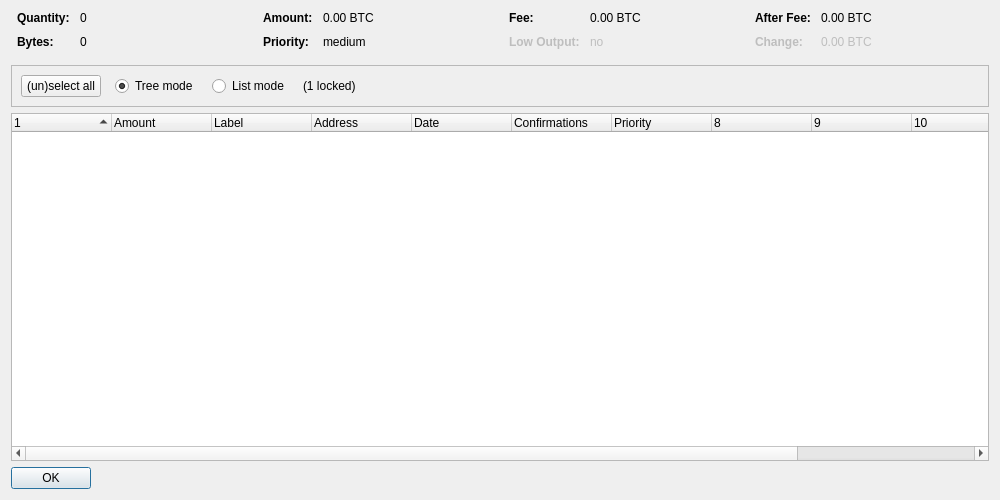
The window that src/qt/forms/coincontroldialog.ui (ZiftrCOIN/ziftrcoin) describes before a commit, drawn with Qt 5.
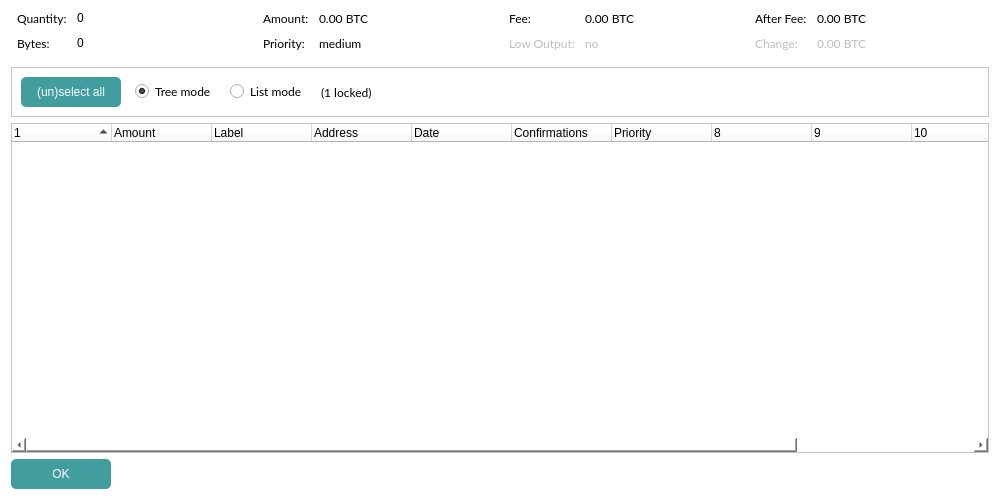
The same window after the commit. Custom widgets are drawn as their Qt base class.

```diff
--- a/src/qt/forms/coincontroldialog.ui
+++ b/src/qt/forms/coincontroldialog.ui
@@ -13,6 +13,9 @@
   <property name="windowTitle">
    <string>Coin Control Address Selection</string>
   </property>
+  <property name="styleSheet">
+   <string notr="true">background: #fff;</string>
+  </property>
   <layout class="QVBoxLayout" name="verticalLayout">
    <item>
     <layout class="QHBoxLayout" name="horizontalLayoutTop" stretch="0,0,0,0">
@@ -40,10 +43,12 @@
         <widget class="QLabel" name="labelCoinControlQuantityText">
          <property name="font">
           <font>
-           <weight>75</weight>
-           <bold>true</bold>
+           <family>Lato</family>
           </font>
          </property>
+         <property name="styleSheet">
+          <string notr="true"/>
+         </property>
          <property name="text">
           <string>Quantity:</string>
          </property>
@@ -57,6 +62,9 @@
          <property name="contextMenuPolicy">
           <enum>Qt::ActionsContextMenu</enum>
          </property>
+         <property name="styleSheet">
+          <string notr="true"/>
+         </property>
          <property name="text">
           <string notr="true">0</string>
          </property>
@@ -69,10 +77,12 @@
         <widget class="QLabel" name="labelCoinControlBytesText">
          <property name="font">
           <font>
-           <weight>75</weight>
-           <bold>true</bold>
+           <family>Lato</family>
           </font>
          </property>
+         <property name="styleSheet">
+          <string notr="true"/>
+         </property>
          <property name="text">
           <string>Bytes:</string>
          </property>
@@ -86,6 +96,9 @@
          <property name="contextMenuPolicy">
           <enum>Qt::ActionsContextMenu</enum>
          </property>
+         <property name="styleSheet">
+          <string notr="true"/>
+         </property>
          <property name="text">
           <string notr="true">0</string>
          </property>
@@ -114,10 +127,12 @@
         <widget class="QLabel" name="labelCoinControlAmountText">
          <property name="font">
           <font>
-           <weight>75</weight>
-           <bold>true</bold>
+           <family>Lato</family>
           </font>
          </property>
+         <property name="styleSheet">
+          <string notr="true"/>
+         </property>
          <property name="text">
           <string>Amount:</string>
          </property>
@@ -125,12 +140,20 @@
        </item>
        <item row="0" column="1">
         <widget class="QLabel" name="labelCoinControlAmount">
+         <property name="font">
+          <font>
+           <family>Lato</family>
+          </font>
+         </property>
          <property name="cursor">
           <cursorShape>IBeamCursor</cursorShape>
          </property>
          <property name="contextMenuPolicy">
           <enum>Qt::ActionsContextMenu</enum>
          </property>
+         <property name="styleSheet">
+          <string notr="true"/>
+         </property>
          <property name="text">
           <string notr="true">0.00 BTC</string>
          </property>
@@ -143,10 +166,12 @@
         <widget class="QLabel" name="labelCoinControlPriorityText">
          <property name="font">
           <font>
-           <weight>75</weight>
-           <bold>true</bold>
+           <family>Lato</family>
           </font>
          </property>
+         <property name="styleSheet">
+          <string notr="true"/>
+         </property>
          <property name="text">
           <string>Priority:</string>
          </property>
@@ -154,12 +179,20 @@
        </item>
        <item row="1" column="1">
         <widget class="QLabel" name="labelCoinControlPriority">
+         <property name="font">
+          <font>
+           <family>Lato</family>
+          </font>
+         </property>
          <property name="cursor">
           <cursorShape>IBeamCursor</cursorShape>
          </property>
          <property name="contextMenuPolicy">
           <enum>Qt::ActionsContextMenu</enum>
          </property>
+         <property name="styleSheet">
+          <string notr="true"/>
+         </property>
          <property name="text">
           <string notr="true">medium</string>
          </property>
@@ -188,10 +221,12 @@
         <widget class="QLabel" name="labelCoinControlFeeText">
          <property name="font">
           <font>
-           <weight>75</weight>
-           <bold>true</bold>
+           <family>Lato</family>
           </font>
          </property>
+         <property name="styleSheet">
+          <string notr="true"/>
+         </property>
          <property name="text">
           <string>Fee:</string>
          </property>
@@ -199,12 +234,20 @@
        </item>
        <item row="0" column="1">
         <widget class="QLabel" name="labelCoinControlFee">
+         <property name="font">
+          <font>
+           <family>Lato</family>
+          </font>
+         </property>
          <property name="cursor">
           <cursorShape>IBeamCursor</cursorShape>
          </property>
          <property name="contextMenuPolicy">
           <enum>Qt::ActionsContextMenu</enum>
          </property>
+         <property name="styleSheet">
+          <string notr="true"/>
+         </property>
          <property name="text">
           <string notr="true">0.00 BTC</string>
          </property>
@@ -220,10 +263,12 @@
          </property>
          <property name="font">
           <font>
-           <weight>75</weight>
-           <bold>true</bold>
+           <family>Lato</family>
           </font>
          </property>
+         <property name="styleSheet">
+          <string notr="true"/>
+         </property>
          <property name="text">
           <string>Low Output:</string>
          </property>
@@ -234,12 +279,20 @@
          <property name="enabled">
           <bool>false</bool>
          </property>
+         <property name="font">
+          <font>
+           <family>Lato</family>
+          </font>
+         </property>
          <property name="cursor">
           <cursorShape>IBeamCursor</cursorShape>
          </property>
          <property name="contextMenuPolicy">
           <enum>Qt::ActionsContextMenu</enum>
          </property>
+         <property name="styleSheet">
+          <string notr="true"/>
+         </property>
          <property name="text">
           <string notr="true">no</string>
          </property>
@@ -268,10 +321,12 @@
         <widget class="QLabel" name="labelCoinControlAfterFeeText">
          <property name="font">
           <font>
-           <weight>75</weight>
-           <bold>true</bold>
+           <family>Lato</family>
           </font>
          </property>
+         <property name="styleSheet">
+          <string notr="true"/>
+         </property>
          <property name="text">
           <string>After Fee:</string>
          </property>
@@ -279,12 +334,20 @@
        </item>
        <item row="0" column="1">
         <widget class="QLabel" name="labelCoinControlAfterFee">
+         <property name="font">
+          <font>
+           <family>Lato</family>
+          </font>
+         </property>
          <property name="cursor">
           <cursorShape>IBeamCursor</cursorShape>
          </property>
          <property name="contextMenuPolicy">
           <enum>Qt::ActionsContextMenu</enum>
          </property>
+         <property name="styleSheet">
+          <string notr="true"/>
+         </property>
          <property name="text">
           <string notr="true">0.00 BTC</string>
          </property>
@@ -300,10 +363,12 @@
          </property>
          <property name="font">
           <font>
-           <weight>75</weight>
-           <bold>true</bold>
+           <family>Lato</family>
           </font>
          </property>
+         <property name="styleSheet">
+          <string notr="true"/>
+         </property>
          <property name="text">
           <string>Change:</string>
          </property>
@@ -314,12 +379,20 @@
          <property name="enabled">
           <bool>false</bool>
          </property>
+         <property name="font">
+          <font>
+           <family>Lato</family>
+          </font>
+         </property>
          <property name="cursor">
           <cursorShape>IBeamCursor</cursorShape>
          </property>
          <property name="contextMenuPolicy">
           <enum>Qt::ActionsContextMenu</enum>
          </property>
+         <property name="styleSheet">
+          <string notr="true"/>
+         </property>
          <property name="text">
           <string notr="true">0.00 BTC</string>
          </property>
@@ -360,6 +433,19 @@
             <verstretch>0</verstretch>
            </sizepolicy>
           </property>
+          <property name="styleSheet">
+           <string notr="true">QPushButton {
+background: #337c7d;
+color: #fff;
+height: 30px;
+width:100px;
+border-radius: 5px;
+}
+
+QPushButton:!pressed {
+     background-color: #419d9e;
+}</string>
+          </property>
           <property name="text">
            <string>(un)select all</string>
           </property>
@@ -373,6 +459,14 @@
             <verstretch>0</verstretch>
            </sizepolicy>
           </property>
+          <property name="font">
+           <font>
+            <family>Lato</family>
+           </font>
+          </property>
+          <property name="styleSheet">
+           <string notr="true"/>
+          </property>
           <property name="text">
            <string>Tree mode</string>
           </property>
@@ -389,6 +483,14 @@
             <verstretch>0</verstretch>
            </sizepolicy>
           </property>
+          <property name="font">
+           <font>
+            <family>Lato</family>
+           </font>
+          </property>
+          <property name="styleSheet">
+           <string notr="true"/>
+          </property>
           <property name="text">
            <string>List mode</string>
           </property>
@@ -396,6 +498,14 @@
         </item>
         <item>
          <widget class="QLabel" name="labelLocked">
+          <property name="font">
+           <font>
+            <family>Lato</family>
+           </font>
+          </property>
+          <property name="styleSheet">
+           <string notr="true"/>
+          </property>
           <property name="text">
            <string notr="true">(1 locked)</string>
           </property>
@@ -424,6 +534,9 @@
      <property name="contextMenuPolicy">
       <enum>Qt::CustomContextMenu</enum>
      </property>
+     <property name="styleSheet">
+      <string notr="true">background: #fff;</string>
+     </property>
      <property name="sortingEnabled">
       <bool>false</bool>
      </property>
@@ -509,6 +622,19 @@
        <verstretch>0</verstretch>
       </sizepolicy>
      </property>
+     <property name="styleSheet">
+      <string notr="true">QPushButton {
+background: #337c7d;
+color: #fff;
+height: 30px;
+width:100px;
+border-radius: 5px;
+}
+
+QPushButton:!pressed {
+     background-color: #419d9e;
+}</string>
+     </property>
      <property name="orientation">
       <enum>Qt::Horizontal</enum>
      </property>
```
